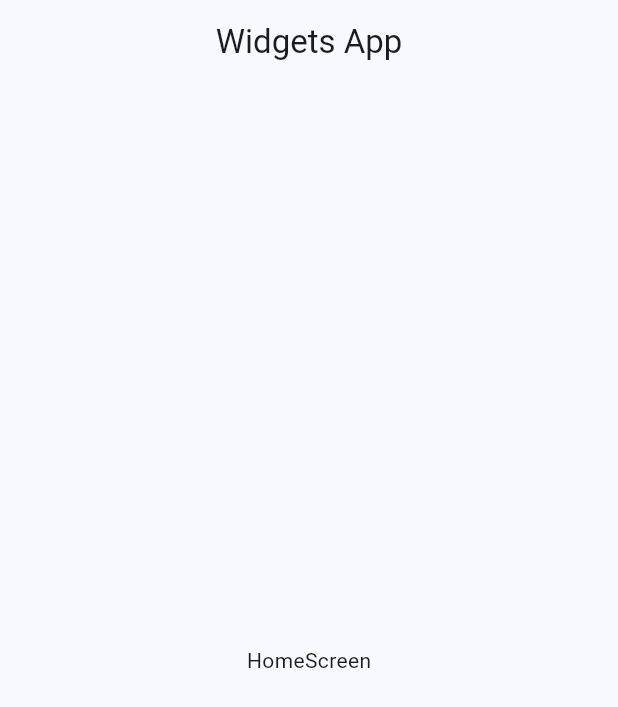
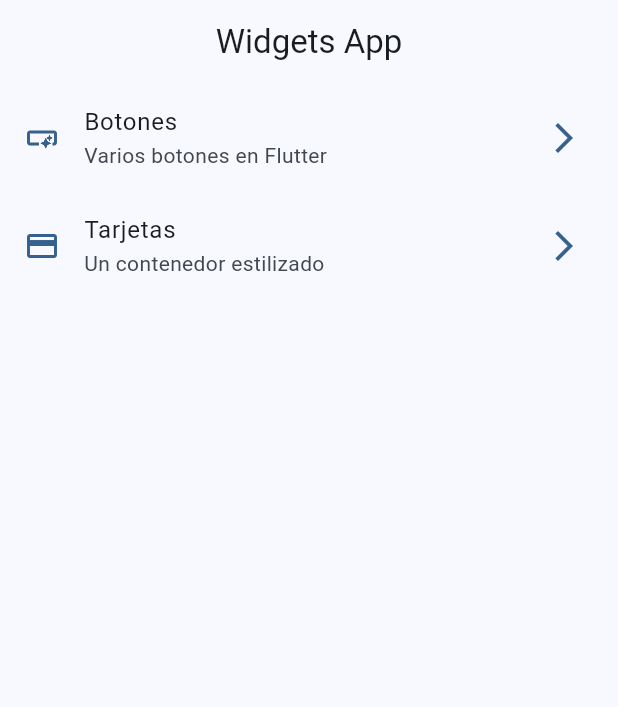
Before and after one commit to LuisPulenta/widgets_app, a Flutter app: the screen it shows after launch, on a phone screen of 412 x 824 dp. Shown: the top 707 px of the screen. Run offline on Flutter 3.47's test engine with Material 2 defaults, Android fonts, the phone set to English and light mode, and no system bars; our stand-ins replace go_router.

Commit message:
Video 125

```diff
--- a/lib/config/menu/menu_items.dart
+++ b/lib/config/menu/menu_items.dart
@@ -22,6 +22,6 @@ const appMenuItems = <MenuItem>[
   MenuItem(
       title: 'Tarjetas',
       subtitle: 'Un contenedor estilizado',
-      link: '/card',
+      link: '/cards',
       icon: Icons.credit_card),
 ];
--- /dev/null
+++ b/lib/config/router/app_router.dart
@@ -0,0 +1,24 @@
+import 'package:go_router/go_router.dart';
+import 'package:widgets_app/presentation/screens/screens.dart';
+
+// GoRouter configuration
+final appRouter = GoRouter(
+  initialLocation: '/',
+  routes: [
+    GoRoute(
+      path: '/',
+      name: HomeScreen.name,
+      builder: (context, state) => const HomeScreen(),
+    ),
+    GoRoute(
+      path: '/buttons',
+      name: ButtonsScreen.name,
+      builder: (context, state) => const ButtonsScreen(),
+    ),
+    GoRoute(
+      path: '/cards',
+      name: CardsScreen.name,
+      builder: (context, state) => const CardsScreen(),
+    ),
+  ],
+);
--- a/lib/main.dart
+++ b/lib/main.dart
@@ -1,6 +1,6 @@
 import 'package:flutter/material.dart';
+import 'package:widgets_app/config/router/app_router.dart';
 import 'package:widgets_app/config/themes/app_theme.dart';
-import 'package:widgets_app/presentation/screens/home/home_screen.dart';
 
 void main() => runApp(const MyApp());
 
@@ -9,11 +9,16 @@ class MyApp extends StatelessWidget {
 
   @override
   Widget build(BuildContext context) {
-    return MaterialApp(
+    return MaterialApp.router(
+      routerConfig: appRouter,
       debugShowCheckedModeBanner: false,
       theme: AppTheme(selectedColor: 0).getTheme(),
       title: 'Widgets App',
-      home: const HomeScreen(),
+      // home: const HomeScreen(),
+      // routes: {
+      //   '/buttons': (context) => const ButtonsScreen(),
+      //   '/cards': (context) => const CardsScreen(),
+      // },
     );
   }
 }
--- a/lib/presentation/screens/home/home_screen.dart
+++ b/lib/presentation/screens/home/home_screen.dart
@@ -1,6 +1,11 @@
 import 'package:flutter/material.dart';
+import 'package:go_router/go_router.dart';
+import 'package:widgets_app/config/menu/menu_items.dart';
+import 'package:widgets_app/presentation/screens/cards/cards_screen.dart';
 
 class HomeScreen extends StatelessWidget {
+  static const String name = 'home_screen';
+
   const HomeScreen({Key? key}) : super(key: key);
 
   @override
@@ -9,9 +14,58 @@ class HomeScreen extends StatelessWidget {
       appBar: AppBar(
         title: const Text('Widgets App'),
       ),
-      body: const Center(
-        child: Text('HomeScreen'),
-      ),
+      body: _HomeView(),
     );
   }
 }
+
+//------------------------ _HomeView ---------------------------
+class _HomeView extends StatelessWidget {
+  @override
+  Widget build(BuildContext context) {
+    return ListView.builder(
+        physics: BouncingScrollPhysics(),
+        itemCount: appMenuItems.length,
+        itemBuilder: (context, index) {
+          final menuItem = appMenuItems[index];
+          return _customListTile(menuItem: menuItem);
+        });
+  }
+}
+
+//------------------------ _customListTile ---------------------------
+class _customListTile extends StatelessWidget {
+  const _customListTile({
+    required this.menuItem,
+  });
+
+  final MenuItem menuItem;
+
+  @override
+  Widget build(BuildContext context) {
+    final colors = Theme.of(context).colorScheme;
+
+    return ListTile(
+      leading: Icon(
+        menuItem.icon,
+        color: colors.primary,
+      ),
+      trailing: Icon(
+        Icons.arrow_forward_ios_outlined,
+        color: colors.primary,
+      ),
+      title: Text(menuItem.title),
+      subtitle: Text(menuItem.subtitle),
+      onTap: () {
+        // Navigator.of(context).push(
+        //   MaterialPageRoute(
+        //     builder: (context) => const CardsScreen(),
+        //   ),
+        // );
+        //Navigator.pushNamed(context, menuItem.link);
+        context.push(menuItem.link);
+        //context.pushNamed(CardsScreen.name);
+      },
+    );
+  }
+}
--- /dev/null
+++ b/lib/presentation/screens/screens.dart
@@ -0,0 +1,3 @@
+export 'package:widgets_app/presentation/screens/buttons/buttons_screen.dart';
+export 'package:widgets_app/presentation/screens/cards/cards_screen.dart';
+export 'package:widgets_app/presentation/screens/home/home_screen.dart';
--- a/pubspec.yaml
+++ b/pubspec.yaml
@@ -35,6 +35,7 @@ dependencies:
   # The following adds the Cupertino Icons font to your application.
   # Use with the CupertinoIcons class for iOS style icons.
   cupertino_icons: ^1.0.2
+  go_router: ^6.0.7
 
 dev_dependencies:
   flutter_test:
```
Also changed, not shown: lib/presentation/screens/buttons/buttons_screen.dart (added, +107 -0 lines), lib/presentation/screens/cards/cards_screen.dart (added, +19 -0 lines), pubspec.lock.
